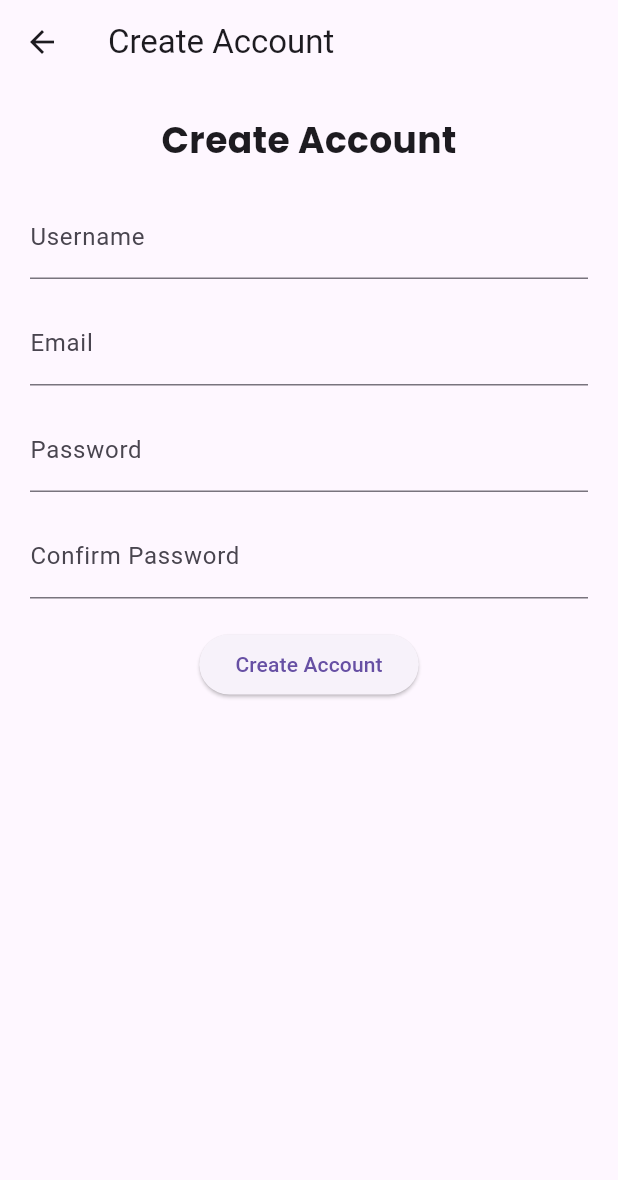
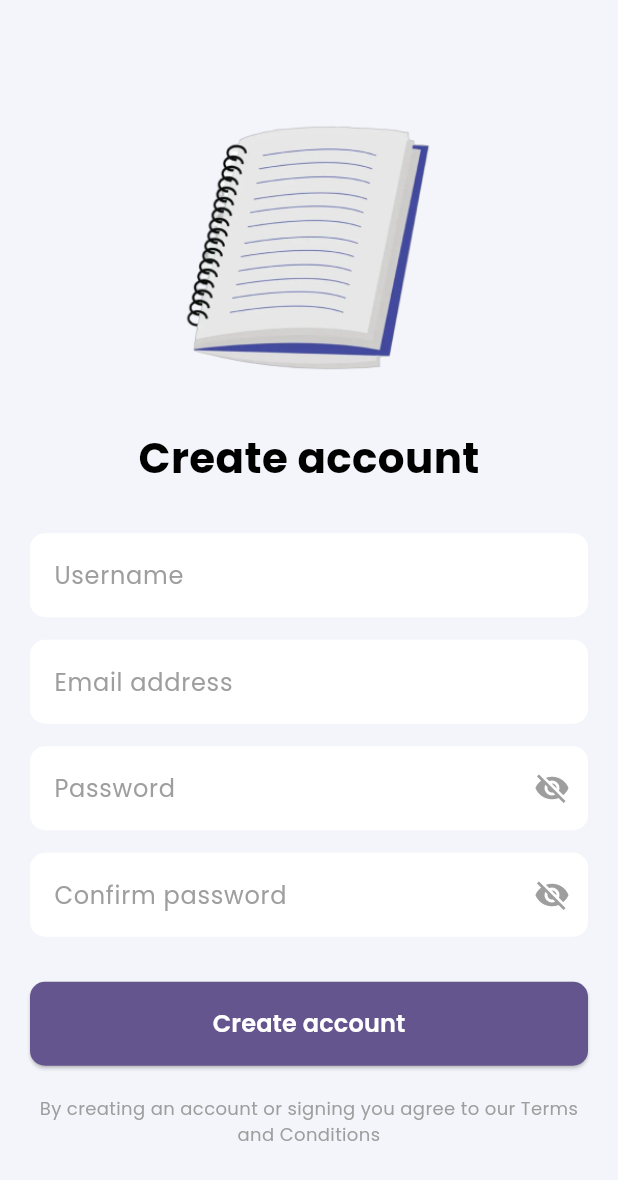
Before and after one commit to kyriakoskat/noteme, a Flutter app: the CreateAccountPage screen opened by its route, on a phone screen of 412 x 824 dp. Shown: the top 1180 px of the screen. Run offline on Flutter 3.47's test engine with Material 3 defaults, Android fonts, the phone set to English and light mode, and no system bars; our stand-ins replace cloud_firestore, firebase_auth, firebase_core, firebase_storage, flutter_rating_bar, google_fonts and 2 more; missing offline and left inert: mobile_scanner; accounts and stored records are empty.

Commit message:
Fixed Sign-in and Create Account pages

```diff
--- a/lib/screens/create_account_page.dart
+++ b/lib/screens/create_account_page.dart
@@ -15,6 +15,8 @@ class _CreateAccountPageState extends State<CreateAccountPage> {
   final TextEditingController _confirmPasswordController = TextEditingController();
   final _formKey = GlobalKey<FormState>();
   bool _isLoading = false;
+  bool _isPasswordVisible = false;
+  bool _isConfirmPasswordVisible = false;
 
   Future<void> _createAccount() async {
   if (!_formKey.currentState!.validate()) return;
@@ -74,26 +76,47 @@ class _CreateAccountPageState extends State<CreateAccountPage> {
 @override
   Widget build(BuildContext context) {
     return Scaffold(
-      appBar: AppBar(
-        title: Text("Create Account"),
-      ),
-      body: SingleChildScrollView(
+      backgroundColor: Color(0xFFF4F5FA),
+      body: SafeArea(
+        child: Center(
+          child: SingleChildScrollView(
             padding: EdgeInsets.all(20),
             child: Form(
               key: _formKey,
               child: Column(
+                crossAxisAlignment: CrossAxisAlignment.center,
                 children: [
+                  // Logo
+                  Image.asset(
+                    'assets/icons/logo.png',
+                    height: MediaQuery.of(context).size.height * 0.25,
+                  ),
+                  SizedBox(height: 20),
+
+                  // Title
                   Text(
-                "Create Account",
+                    "Create account",
                     style: GoogleFonts.poppins(
-                  fontSize: 24,
+                      fontSize: 28,
                       fontWeight: FontWeight.bold,
+                      color: Colors.black,
                     ),
                   ),
-              SizedBox(height: 20),
+                  SizedBox(height: 30),
+
+                  // Username Input
                   TextFormField(
                     controller: _usernameController,
-                decoration: InputDecoration(labelText: "Username"),
+                    decoration: InputDecoration(
+                      filled: true,
+                      fillColor: Colors.white,
+                      labelText: "Username",
+                      labelStyle: GoogleFonts.poppins(color: Colors.grey),
+                      border: OutlineInputBorder(
+                        borderRadius: BorderRadius.circular(10),
+                        borderSide: BorderSide.none,
+                      ),
+                    ),
                     validator: (value) {
                       if (value == null || value.trim().isEmpty) {
                         return "Please enter a username";
@@ -102,9 +125,20 @@ class _CreateAccountPageState extends State<CreateAccountPage> {
                     },
                   ),
                   SizedBox(height: 15),
+
+                  // Email Input
                   TextFormField(
                     controller: _emailController,
-                decoration: InputDecoration(labelText: "Email"),
+                    decoration: InputDecoration(
+                      filled: true,
+                      fillColor: Colors.white,
+                      labelText: "Email address",
+                      labelStyle: GoogleFonts.poppins(color: Colors.grey),
+                      border: OutlineInputBorder(
+                        borderRadius: BorderRadius.circular(10),
+                        borderSide: BorderSide.none,
+                      ),
+                    ),
                     validator: (value) {
                       if (value == null || value.trim().isEmpty) {
                         return "Please enter your email";
@@ -116,10 +150,32 @@ class _CreateAccountPageState extends State<CreateAccountPage> {
                     },
                   ),
                   SizedBox(height: 15),
+
+                  // Password Input
                   TextFormField(
                     controller: _passwordController,
-                obscureText: true,
-                decoration: InputDecoration(labelText: "Password"),
+                    obscureText: !_isPasswordVisible,
+                    decoration: InputDecoration(
+                      filled: true,
+                      fillColor: Colors.white,
+                      labelText: "Password",
+                      labelStyle: GoogleFonts.poppins(color: Colors.grey),
+                      border: OutlineInputBorder(
+                        borderRadius: BorderRadius.circular(10),
+                        borderSide: BorderSide.none,
+                      ),
+                      suffixIcon: IconButton(
+                        icon: Icon(
+                          _isPasswordVisible ? Icons.visibility : Icons.visibility_off,
+                          color: Colors.grey,
+                        ),
+                        onPressed: () {
+                          setState(() {
+                            _isPasswordVisible = !_isPasswordVisible;
+                          });
+                        },
+                      ),
+                    ),
                     validator: (value) {
                       if (value == null || value.length < 6) {
                         return "Password must be at least 6 characters";
@@ -128,10 +184,32 @@ class _CreateAccountPageState extends State<CreateAccountPage> {
                     },
                   ),
                   SizedBox(height: 15),
+
+                  // Confirm Password Input
                   TextFormField(
                     controller: _confirmPasswordController,
-                obscureText: true,
-                decoration: InputDecoration(labelText: "Confirm Password"),
+                    obscureText: !_isConfirmPasswordVisible,
+                    decoration: InputDecoration(
+                      filled: true,
+                      fillColor: Colors.white,
+                      labelText: "Confirm password",
+                      labelStyle: GoogleFonts.poppins(color: Colors.grey),
+                      border: OutlineInputBorder(
+                        borderRadius: BorderRadius.circular(10),
+                        borderSide: BorderSide.none,
+                      ),
+                      suffixIcon: IconButton(
+                        icon: Icon(
+                          _isConfirmPasswordVisible ? Icons.visibility : Icons.visibility_off,
+                          color: Colors.grey,
+                        ),
+                        onPressed: () {
+                          setState(() {
+                            _isConfirmPasswordVisible = !_isConfirmPasswordVisible;
+                          });
+                        },
+                      ),
+                    ),
                     validator: (value) {
                       if (value == null || value.trim().isEmpty) {
                         return "Please confirm your password";
@@ -139,14 +217,43 @@ class _CreateAccountPageState extends State<CreateAccountPage> {
                       return null;
                     },
                   ),
-              SizedBox(height: 20),
+                  SizedBox(height: 30),
+
+                  // Create Account Button
                   _isLoading
                       ? CircularProgressIndicator()
                       : ElevatedButton(
                           onPressed: _createAccount,
-                      child: Text("Create Account"),
+                          style: ElevatedButton.styleFrom(
+                            backgroundColor: Color(0xFF65558F),
+                            shape: RoundedRectangleBorder(
+                              borderRadius: BorderRadius.circular(10),
+                            ),
+                            minimumSize: Size(double.infinity, 56),
+                          ),
+                          child: Text(
+                            "Create account",
+                            style: GoogleFonts.poppins(
+                              fontSize: 16,
+                              fontWeight: FontWeight.w600,
+                              color: Colors.white,
+                            ),
+                          ),
+                        ),
+                  SizedBox(height: 20),
+
+                  // Terms and Conditions
+                  Text(
+                    "By creating an account or signing you agree to our Terms and Conditions",
+                    textAlign: TextAlign.center,
+                    style: GoogleFonts.poppins(
+                      fontSize: 12,
+                      color: Colors.grey,
+                    ),
                   ),
                 ],
+              ),
+            ),
           ),
         ),
       ),
--- a/lib/screens/sign_in_page.dart
+++ b/lib/screens/sign_in_page.dart
@@ -13,6 +13,7 @@ class _SignInPageState extends State<SignInPage> {
   final TextEditingController _passwordController = TextEditingController();
   final _formKey = GlobalKey<FormState>();
   bool _isLoading = false;
+  bool _isPasswordVisible = false;
 
   Future<void> _signIn() async {
     if (!_formKey.currentState!.validate()) return;
@@ -59,7 +60,7 @@ class _SignInPageState extends State<SignInPage> {
     }
   }
 
-  @override
+    @override
   Widget build(BuildContext context) {
     return Scaffold(
       backgroundColor: Color(0xFFF4F5FA), // Light background color
@@ -123,7 +124,7 @@ class _SignInPageState extends State<SignInPage> {
                   // Password Input
                   TextFormField(
                     controller: _passwordController,
-                    obscureText: true,
+                    obscureText: !_isPasswordVisible,
                     decoration: InputDecoration(
                       filled: true,
                       fillColor: Colors.white,
@@ -133,7 +134,17 @@ class _SignInPageState extends State<SignInPage> {
                         borderRadius: BorderRadius.circular(10),
                         borderSide: BorderSide.none,
                       ),
-                      suffixIcon: Icon(Icons.visibility_off, color: Colors.grey),
+                      suffixIcon: IconButton(
+                        icon: Icon(
+                          _isPasswordVisible ? Icons.visibility : Icons.visibility_off,
+                          color: Colors.grey,
+                        ),
+                        onPressed: () {
+                          setState(() {
+                            _isPasswordVisible = !_isPasswordVisible;
+                          });
+                        },
+                      ),
                     ),
                     validator: (value) =>
                         value == null || value.isEmpty ? "Please enter your password" : null,
```
Lines whose indentation alone changed are shown as unchanged.
